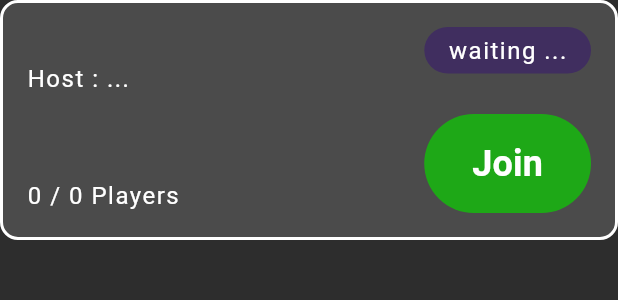
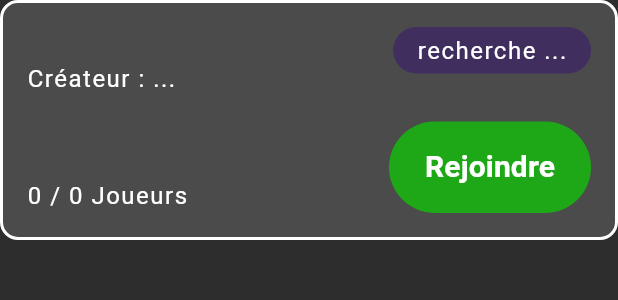
Before and after one commit to cp-23fam/portes_ouvertes, a Flutter app: the RoomCard widget shown alone on an empty page, opened directly with empty values, on a phone screen of 412 x 824 dp. Shown: the top 300 px of the screen. Run offline on Flutter 3.47's test engine with Material 3 defaults, Android fonts, the phone set to English and light mode, and no system bars; our stand-ins replace cloud_firestore, email_validator, firebase_auth, firebase_core, flutter_riverpod, go_router; missing offline and left inert: sign_button; accounts and stored records are empty.

Commit message:
Traduction française

```diff
--- a/lib/src/features/room/presentation/room_list/room_card.dart
+++ b/lib/src/features/room/presentation/room_list/room_card.dart
@@ -52,16 +52,18 @@ class _RoomCardState extends State<RoomCard> {
                         );
 
                         return hostFuture.when(
-                          data: (user) => Text('Host : ${user.username}'),
+                          data: (user) =>
+                              Text('Créateur : ${user.username}'.hardcoded),
                           error: (error, stackTrace) => Text(error.toString()),
-                          loading: () => const Text('Host : ...'),
+                          loading: () => Text('Créateur : ...'.hardcoded),
                         );
                       },
                     ),
                   ],
                 ),
                 Text(
-                  '${widget.room.users.length} / ${widget.room.maxPlayers} Players',
+                  '${widget.room.users.length} / ${widget.room.maxPlayers} Joueurs'
+                      .hardcoded,
                 ),
               ],
             ),
@@ -77,12 +79,12 @@ class _RoomCardState extends State<RoomCard> {
                       Radius.circular(Sizes.p20),
                     ),
                   ),
-                  child: const Padding(
-                    padding: EdgeInsets.symmetric(
+                  child: Padding(
+                    padding: const EdgeInsets.symmetric(
                       vertical: Sizes.p4,
                       horizontal: Sizes.p8,
                     ),
-                    child: Center(child: Text('waiting ...')),
+                    child: Center(child: Text('recherche ...'.hardcoded)),
                   ),
                 ),
                 TextButton(
@@ -97,13 +99,13 @@ class _RoomCardState extends State<RoomCard> {
                   child: Padding(
                     padding: const EdgeInsets.symmetric(
                       vertical: Sizes.p8,
-                      horizontal: Sizes.p20,
+                      horizontal: Sizes.p12,
                     ),
                     child: Text(
-                      'Join'.hardcoded,
+                      'Rejoindre'.hardcoded,
                       style: TextStyle(
                         color: AppColors.textColor,
-                        fontSize: Sizes.p24,
+                        fontSize: Sizes.p20,
                         fontWeight: FontWeight.bold,
                       ),
                     ),
--- a/lib/src/features/room/presentation/room_list/room_list_screen.dart
+++ b/lib/src/features/room/presentation/room_list/room_list_screen.dart
@@ -39,7 +39,7 @@ class _RoomListScreenState extends State<RoomListScreen> {
                 Padding(
                   padding: const EdgeInsets.all(Sizes.p20),
                   child: Text(
-                    'Lobby'.hardcoded,
+                    'Salles'.hardcoded,
                     style: const TextStyle(
                       fontSize: 36.0,
                       fontWeight: FontWeight.w800,
@@ -58,7 +58,7 @@ class _RoomListScreenState extends State<RoomListScreen> {
             TextField(
               style: TextStyle(color: AppColors.titleColor),
               decoration: InputDecoration(
-                labelText: 'Recherche une room'.hardcoded,
+                labelText: 'Rechercher une salle'.hardcoded,
                 prefixIcon: const Icon(Icons.search),
                 border: const OutlineInputBorder(),
               ),
@@ -89,6 +89,13 @@ class _RoomListScreenState extends State<RoomListScreen> {
                                 ? room.maxPlayers == room.users.length
                                       ? null
                                       : () async {
+                                          context.goNamed(
+                                            RouteNames.details.name,
+                                            pathParameters: {
+                                              'id': rooms[index].id,
+                                            },
+                                          );
+
                                           await ref
                                               .read(roomRepositoryProvider)
                                               .joinRoom(
@@ -98,15 +105,6 @@ class _RoomListScreenState extends State<RoomListScreen> {
                                                     .currentUser!
                                                     .uid,
                                               );
-
-                                          if (context.mounted) {
-                                            context.goNamed(
-                                              RouteNames.details.name,
-                                              pathParameters: {
-                                                'id': rooms[index].id,
-                                              },
-                                            );
-                                          }
                                         }
                                 : null,
                             isEnable: isConnected,
```
Also changed, not shown: lib/src/features/room/presentation/room_creation/room_creation_screen.dart (+6 -5 lines), lib/src/features/room/presentation/room_detail/room_detail_screen.dart (+18 -1 lines), lib/src/features/user/presentation/user_create/user_creation_screen.dart (+7 -4 lines), lib/src/features/user/presentation/user_login/user_login_screen.dart (+7 -3 lines).
